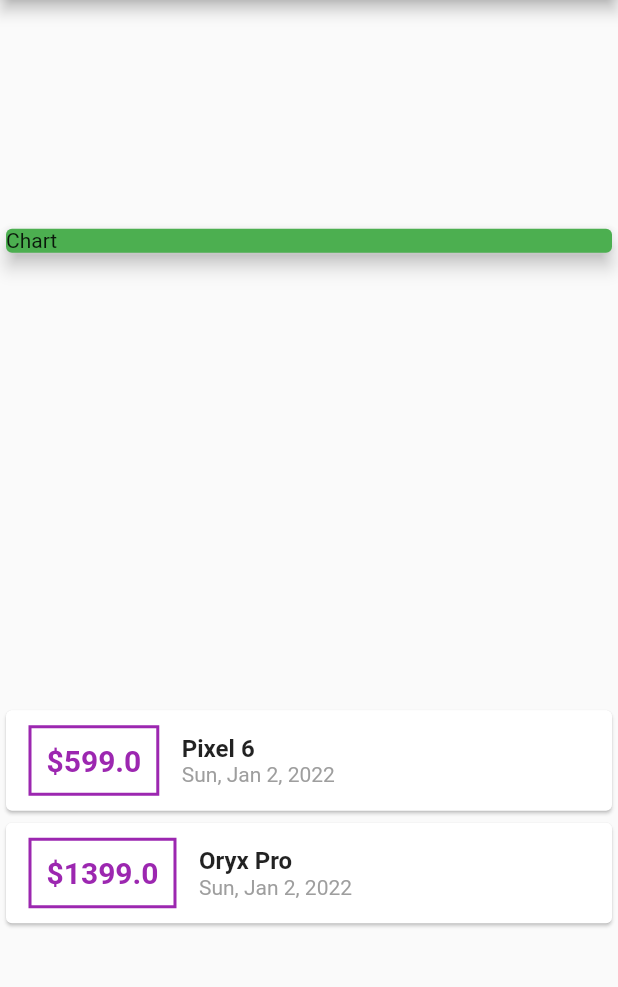
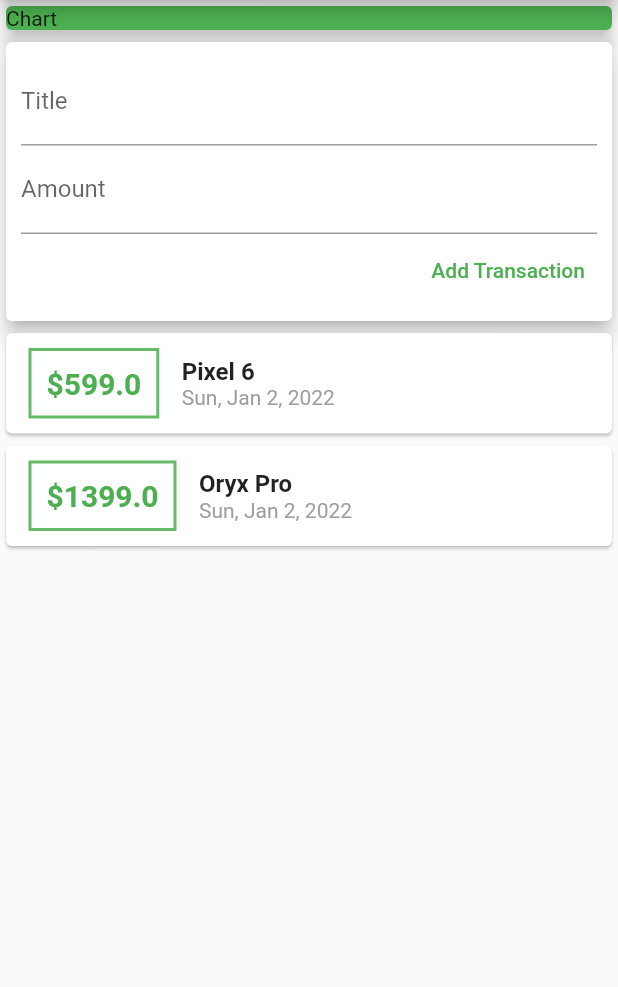
Before and after one commit to sammydeni/flutter_expenses_app, a Flutter app: the screen it shows after launch, on a phone screen of 412 x 824 dp, the part 84-1071 px from its top. Run offline on Flutter 3.47's test engine with Material 2 defaults, Android fonts, the light colour scheme and no system bars.

Commit message:
TextField and TextController Added

```diff
--- a/lib/main.dart
+++ b/lib/main.dart
@@ -38,13 +38,16 @@
     ),
   ];
 
+  final titleController = TextEditingController();
+  final amountController = TextEditingController();
+
   Widget build(BuildContext context) {
     return Scaffold(
         appBar: AppBar(
           title: const Text('Flutter Expenses App'),
         ),
         body: Column(
-          mainAxisAlignment: MainAxisAlignment.spaceAround,
+          mainAxisAlignment: MainAxisAlignment.start,
           crossAxisAlignment: CrossAxisAlignment.stretch,
           children: [
             Container(
@@ -55,25 +58,50 @@
                 elevation: 5,
               ),
             ),
+            Card(
+              elevation: 5,
+              child: Container(
+                padding: const EdgeInsets.all(10),
+                child: Column(
+                  crossAxisAlignment: CrossAxisAlignment.end,
+                  children: [
+                    TextField(
+                      decoration: const InputDecoration(labelText: 'Title'),
+                      controller: titleController,
+                    ),
+                    TextField(
+                      decoration: const InputDecoration(labelText: 'Amount'),
+                      controller: amountController,
+                    ),
+                    TextButton(
+                      onPressed: () {},
+                      child: const Text('Add Transaction'),
+                      style: TextButton.styleFrom(primary: Colors.green),
+                    ),
+                  ],
+                ),
+              ),
+            ),
             Column(
               children: transactions.map((tx) {
                 return Card(
                   child: Row(children: [
                     Container(
-                      margin: EdgeInsets.symmetric(
+                      margin: const EdgeInsets.symmetric(
                         vertical: 10,
                         horizontal: 15,
                       ),
                       decoration: BoxDecoration(
-                        border: Border.all(color: Colors.purple, width: 2),
+                        border:
+                            Border.all(color: Colors.green.shade400, width: 2),
                       ),
-                      padding: EdgeInsets.all(10),
+                      padding: const EdgeInsets.all(10),
                       child: Text(
                         '\$${tx.amount}',
-                        style: TextStyle(
+                        style: const TextStyle(
                           fontWeight: FontWeight.bold,
                           fontSize: 20,
-                          color: Colors.purple,
+                          color: Colors.green,
                         ),
                       ),
                     ),
@@ -82,14 +110,14 @@
                       children: [
                         Text(
                           tx.title,
-                          style: TextStyle(
+                          style: const TextStyle(
                             fontSize: 16,
                             fontWeight: FontWeight.bold,
                           ),
                         ),
                         Text(
                           DateFormat.yMMMEd().format(tx.date),
-                          style: TextStyle(
+                          style: const TextStyle(
                             color: Colors.grey,
                           ),
                         ),
```
